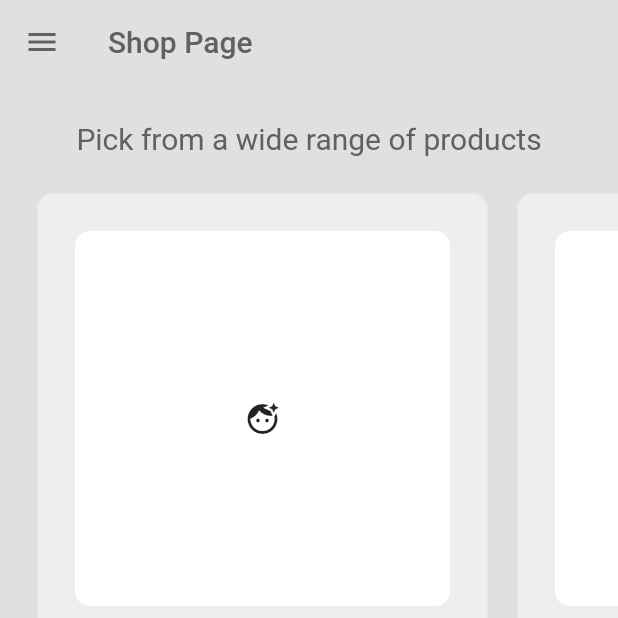
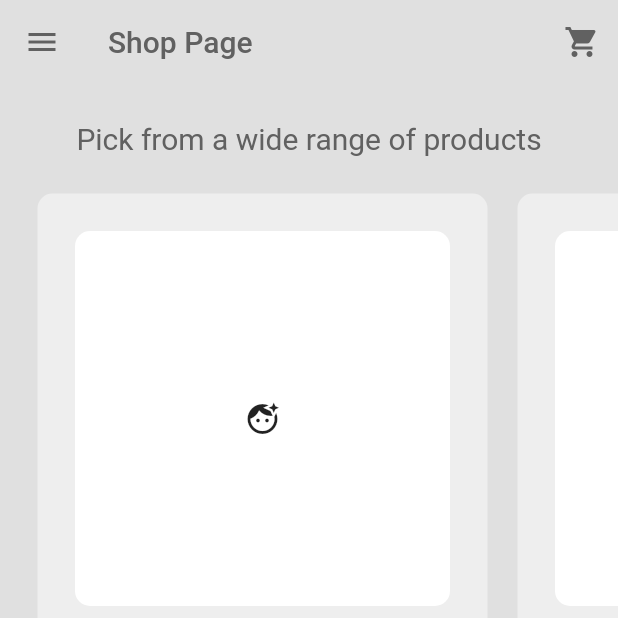
Before and after one commit to KrisD23/Simple-Store-Flutter, a Flutter app: the ShopPage screen opened by its route, on a phone screen of 412 x 824 dp, the top half of it. Run offline on Flutter 3.47's test engine with Material 2 defaults, Android fonts, the light colour scheme and no system bars.

Commit message:
Completed the store layout just need to add images

```diff
--- a/lib/pages/shop_page.dart
+++ b/lib/pages/shop_page.dart
@@ -19,6 +19,14 @@ class ShopPage extends StatelessWidget {
           elevation: 0,
           foregroundColor: Theme.of(context).colorScheme.inversePrimary,
           title: Text("Shop Page"),
+          actions: [
+            // go to cart button
+
+            IconButton(
+              onPressed: () => Navigator.pushNamed(context, '/cart_page'),
+              icon: Icon(Icons.shopping_cart),
+            ),
+          ],
         ),
         drawer: MyDrawer(),
         backgroundColor: Theme.of(context).colorScheme.background,
```
